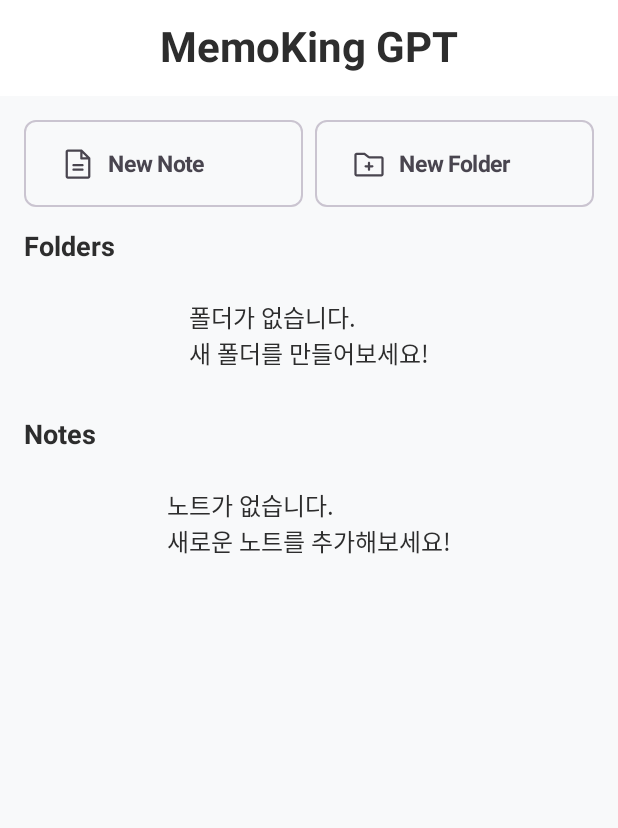
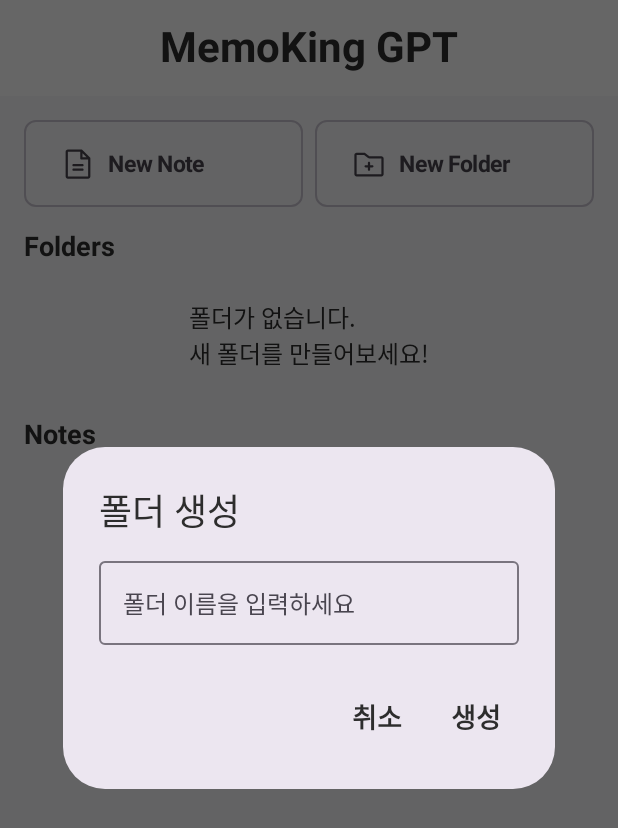
Before and after one commit to Dangguel/MemoKingGPT, an Android app built with Jetpack Compose: the screen it shows after launch (MainActivity), after a tap on "New Folder", on a phone screen of 412 x 824 dp. Shown: the top 828 px of the screen. Run offline under Robolectric (Android 15) with nearby library versions, the phone set to English and light mode, and no system bars; our stand-ins replace AdMob, Dagger/Hilt's generated code, Room's generated code; pictures from the network do not load; 15 statements that could not run were skipped.

Commit message:
fix: 폴더 생성 방식 개선 및 다이얼로그 추가
- 기존 navigate("folder_edit/null") 방식 제거
- 폴더 생성 버튼 클릭 시 다이얼로그로 폴더 이름 입력 받도록 변경
- 입력값 검증 후 폴더 생성 처리
- MainViewModel에 createFolder() 함수 추가
- 폴더 생성 다이얼로그 관련 문자열 다국어 처리 (한글 / 영문)
- 사용자가 폴더 이름을 비워둘 경우 경고 Toast 표시 추가

```diff
--- a/app/build.gradle.kts
+++ b/app/build.gradle.kts
@@ -15,8 +15,8 @@ android {
         applicationId = "kr.co.dangguel.memokinggpt"
         minSdk = 26
         targetSdk = 35
-        versionCode = 101
-        versionName = "1.01"
+        versionCode = 1001
+        versionName = "1.001"
 
         testInstrumentationRunner = "androidx.test.runner.AndroidJUnitRunner"
         vectorDrawables {
--- a/app/src/main/java/kr/co/dangguel/memokinggpt/presentation/ui/navigation/AppNavGraph.kt
+++ b/app/src/main/java/kr/co/dangguel/memokinggpt/presentation/ui/navigation/AppNavGraph.kt
@@ -28,7 +28,6 @@ fun AppNavGraph(
                     navController.navigate("note_edit?noteId=$noteId&folderId=-1")
                 },
                 onBackClick = { navController.popBackStack() },
-                onAddFolderClick = { navController.navigate("folder_edit/null") },
                 onAddNoteClick = { navController.navigate("note_edit?noteId=null&folderId=-1") },
                 currentFolderId = null
             )
--- a/app/src/main/java/kr/co/dangguel/memokinggpt/presentation/ui/screens/MainScreen.kt
+++ b/app/src/main/java/kr/co/dangguel/memokinggpt/presentation/ui/screens/MainScreen.kt
@@ -1,6 +1,7 @@
 package kr.co.dangguel.memokinggpt.presentation.ui.screens
 
 import android.util.Log
+import android.widget.Toast
 import androidx.compose.foundation.layout.*
 import androidx.compose.foundation.lazy.LazyColumn
 import androidx.compose.material3.*
@@ -24,7 +25,6 @@ fun MainScreen(
     onFolderClick: (Long) -> Unit,
     onNoteClick: (Long) -> Unit,
     onBackClick: () -> Unit,
-    onAddFolderClick: () -> Unit,
     onAddNoteClick: () -> Unit
 ) {
     val context = LocalContext.current
@@ -45,6 +45,9 @@ fun MainScreen(
     val title =
         if (currentFolderId == null) stringResource(R.string.app_name) else "📂 ${folders.find { it.folder.id == currentFolderId }?.folder?.name ?: "Unknown"}"
     val showBackButton = currentFolderId != null
+
+    var showFolderDialog by remember { mutableStateOf(false) }
+    var newFolderName by remember { mutableStateOf("") }
 
     Scaffold(
         topBar = {
@@ -80,7 +83,7 @@ fun MainScreen(
                 RoundedButton(
                     icon = newFolderIcon,
                     text = stringResource(R.string.new_folder),
-                    onClick = onAddFolderClick,
+                    onClick = { showFolderDialog = true },
                     modifier = Modifier.weight(1f)
                 )
             }
@@ -211,4 +214,41 @@ fun MainScreen(
             }
         )
     }
+
+    if (showFolderDialog) {
+        AlertDialog(
+            onDismissRequest = { showFolderDialog = false },
+            title = { Text(stringResource(R.string.create_folder_dialog_title)) },
+            text = {
+                OutlinedTextField(
+                    value = newFolderName,
+                    onValueChange = { newFolderName = it },
+                    placeholder = { Text(stringResource(R.string.create_folder_dialog_hint)) },
+                    singleLine = true
+                )
+            },
+            confirmButton = {
+                TextButton(onClick = {
+                    if (newFolderName.isNotBlank()) {
+                        viewModel.createFolder(newFolderName)
+                        showFolderDialog = false
+                        newFolderName = ""
+                    } else {
+                        Toast.makeText(
+                            context,
+                            context.getString(R.string.empty_folder_name_warning),
+                            Toast.LENGTH_SHORT
+                        ).show()
+                    }
+                }) {
+                    Text(stringResource(R.string.create_folder_confirm))
+                }
+            },
+            dismissButton = {
+                TextButton(onClick = { showFolderDialog = false }) {
+                    Text(stringResource(R.string.create_folder_cancel))
+                }
+            }
+        )
+    }
 }
--- a/app/src/main/res/values/strings.xml
+++ b/app/src/main/res/values/strings.xml
@@ -73,4 +73,10 @@
     <string name="update_required_message">최신 버전이 출시되었습니다.\n원활한 사용을 위해 지금 업데이트 해주세요.</string>
     <string name="update_now">업데이트 하기</string>
 
+    <string name="create_folder_dialog_title">폴더 생성</string>
+    <string name="create_folder_dialog_hint">폴더 이름을 입력하세요</string>
+    <string name="create_folder_confirm">생성</string>
+    <string name="create_folder_cancel">취소</string>
+    <string name="empty_folder_name_warning">폴더 이름을 입력해주세요.</string>
+
 </resources>
```
Also changed, not shown: app/src/main/java/kr/co/dangguel/memokinggpt/presentation/viewmodel/MainViewModel.kt (+10 -0 lines), 1 other file.
